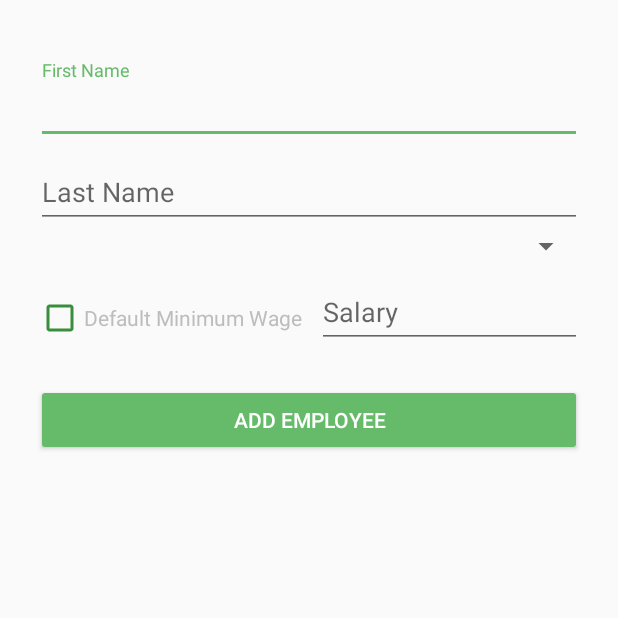
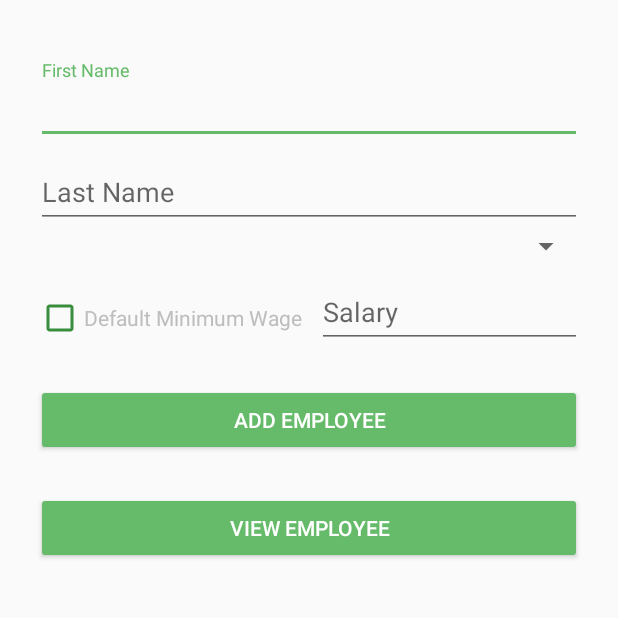
Before and after one commit to mariisy/AllSeasons_, an Android app: the SettingsAddStaff screen opened directly, with no data from a screen before it, on a phone screen of 412 x 824 dp, the part 84-702 px from its top. Run offline under Robolectric (Android 15) with nearby library versions, the phone set to English and light mode, and no system bars; libraries missing offline, so code that uses them is left out: com.weiwangcn.betterspinner; plain views replace MaterialBetterSpinner; 3 statements that could not run were skipped.

Commit message:
git push mari

```diff
--- a/app/src/main/java/com/example/maricalara/allseasons/Activity/SettingsAddStaff.java
+++ b/app/src/main/java/com/example/maricalara/allseasons/Activity/SettingsAddStaff.java
@@ -2,6 +2,7 @@ package com.example.maricalara.allseasons.Activity;
 
 import android.app.Activity;
 import android.content.Intent;
+import android.database.Cursor;
 import android.support.design.widget.TextInputLayout;
 import android.support.v7.app.AppCompatActivity;
 import android.os.Bundle;
@@ -17,6 +18,10 @@ import android.widget.CheckBox;
 import android.widget.EditText;
 import android.widget.Toast;
 
+import com.example.maricalara.allseasons.Controller.TransactionDAO;
+import com.example.maricalara.allseasons.Controller.TransactionDAOImpl;
+import com.example.maricalara.allseasons.Fragment.Settings;
+import com.example.maricalara.allseasons.Model.DBHelper;
 import com.example.maricalara.allseasons.R;
 import com.weiwangcn.betterspinner.library.material.MaterialBetterSpinner;
 
@@ -27,15 +32,15 @@ public class SettingsAddStaff extends AppCompatActivity {
 
     private EditText txtFname, txtLname, txtSalary;
     private TextInputLayout inputLayoutFname, inputLayoutLname, inputLayoutSalary;
-    private Button btnAddEmployee;
+    private Button btnAddEmployee,btnViewEmployee;
     private CheckBox chckSalary;
-
+    private DBHelper dbHelper = new DBHelper(SettingsAddStaff.this);
 
     //for getting values
     private String employeeName;
     private int salary;
-    private final int defaultSalary = 4395;
-
+    private final int defaultSalary = 13000;
+    private TransactionDAO transactionDAO = new TransactionDAOImpl();
     //Sample for List for Spinner
     String[] SPINNERLIST = {"Farmer", "Staff", "Supervisor"};
 
@@ -51,19 +56,38 @@ public class SettingsAddStaff extends AppCompatActivity {
         txtLname  = (EditText) findViewById(R.id.txtLname);
         txtSalary  = (EditText) findViewById(R.id.txtSalary);
         chckSalary = (CheckBox) findViewById(R.id.defaultSalary);
+        btnViewEmployee = (Button)findViewById(R.id.btnViewEmployee);
 
         employeeName = txtFname.getText().toString() + " " + txtLname.getText().toString();
-        /*if (chckSalary.isChecked()){
+        if (chckSalary.isChecked()){
             salary = defaultSalary;
         }else{
             salary = Integer.parseInt(txtSalary.getText().toString());
-        }*/
+        }
 
+        btnViewEmployee.setOnClickListener(new View.OnClickListener() {
+            @Override
+            public void onClick(View v) {
+                Cursor result = transactionDAO.getAllEmployee(dbHelper);
+                StringBuffer buffer = new StringBuffer();
+                while (result.moveToNext()) {
+                    buffer.append("ID: " + result.getString(0) + "\n");
+                    buffer.append("Full ID: " + result.getString(1) + "\n");
+                    buffer.append("NAME: " + result.getString(2) + "\n");
+                    buffer.append("ACCOUNT TYPE: " + result.getString(3) + "\n");
+                    buffer.append("SALARY: " + result.getString(4) + "\n");
+                }
+                android.app.AlertDialog.Builder builder = new android.app.AlertDialog.Builder(SettingsAddStaff.this);
+                builder.setMessage(buffer.toString());
+                builder.show();
+            }
+        });
         btnAddEmployee = (Button) findViewById(R.id.btnAddEmployee);
         btnAddEmployee.setOnClickListener(new View.OnClickListener() {
             @Override
             public void onClick(View v) {
                 submitEditText();
+             //   transactionDAO.addEmployee(dbHelper);
             }
         });
 
--- a/app/src/main/java/com/example/maricalara/allseasons/Activity/SettingsAddToWarehouse.java
+++ b/app/src/main/java/com/example/maricalara/allseasons/Activity/SettingsAddToWarehouse.java
@@ -146,7 +146,7 @@ public class SettingsAddToWarehouse extends AppCompatActivity {
 
         switch (type) {
             case "Equipment":
-                if (!equipmentDAO.checkExistingWarehouse(dbHelper, itemName)) {
+                if (!equipmentDAO.checkExistingWarehouse(dbHelper,type, itemName)) {
                     Equipment equip = new Equipment(type, itemName, qty, unitPrice, strDate);
                     try {
                         tDAO.addEntry(dbHelper, equip, type);
--- a/app/src/main/java/com/example/maricalara/allseasons/Activity/TransactionAddUsedMaterials.java
+++ b/app/src/main/java/com/example/maricalara/allseasons/Activity/TransactionAddUsedMaterials.java
@@ -76,9 +76,7 @@ public class TransactionAddUsedMaterials extends AppCompatActivity {
         ArrayAdapter<String> arrayAdapter = new ArrayAdapter<String>(this, android.R.layout.simple_dropdown_item_1line, spinnerListType);
         spinnerItem.setAdapter(arrayAdapter);
 
-        arrList = tDAO.retrieveListSpinner(dbHelper, type);
-        ArrayAdapter<String> arrayAdapter2 = new ArrayAdapter<String>(this, android.R.layout.simple_dropdown_item_1line, arrList);
-        spinnerItemName.setAdapter(arrayAdapter2);
+
 
         btnAddTransaction = (Button) findViewById(R.id.btnAdd);
         btnAddTransaction.setOnClickListener(new View.OnClickListener() {
--- a/app/src/main/java/com/example/maricalara/allseasons/Controller/EquipmentDAO.java
+++ b/app/src/main/java/com/example/maricalara/allseasons/Controller/EquipmentDAO.java
@@ -15,8 +15,8 @@ public interface EquipmentDAO {
      ArrayList<Equipment> retrieveEquipmentList (DBHelper dbHelper);
      Equipment retrieveOne (DBHelper dbHelper, String type, String name);
      boolean checkExisting (DBHelper dbHelper,String name);
-
-     boolean checkExistingWarehouse (DBHelper dbHelper,String name);
+     ArrayList<String> retrieveListSpinner(DBHelper dbHelper, String type);
+     boolean checkExistingWarehouse (DBHelper dbHelper,String type,String name);
      void updateTransaction(DBHelper dbHelper,String Date, String type, String name, int quantity);
      void deleteEntry (DBHelper dbHelper, String name);
 
--- a/app/src/main/java/com/example/maricalara/allseasons/Controller/IndirectMaterialsDAO.java
+++ b/app/src/main/java/com/example/maricalara/allseasons/Controller/IndirectMaterialsDAO.java
@@ -7,7 +7,7 @@ import com.example.maricalara.allseasons.Model.DBHelper;
 import java.util.ArrayList;
 
 public interface IndirectMaterialsDAO {
-
+     ArrayList<String> retrieveListSpinner(DBHelper dbHelper, String type);
 
      void addTransaction(DBHelper dbHelper, Object object, String type);
      ArrayList<Object> retrieveList (DBHelper dbHelper, String type);
--- a/app/src/main/java/com/example/maricalara/allseasons/Controller/RawMaterialsDAO.java
+++ b/app/src/main/java/com/example/maricalara/allseasons/Controller/RawMaterialsDAO.java
@@ -10,7 +10,7 @@ import java.util.ArrayList;
 public interface RawMaterialsDAO {
 
 
-
+     ArrayList<String> retrieveListSpinner(DBHelper dbHelper, String type);
      void addTransaction(DBHelper dbHelper, Object object, String type);
      ArrayList<Object> retrieveList (DBHelper dbHelper, String type);
      Object retreiveOne(DBHelper dbHelper, String type, String name);
--- a/app/src/main/java/com/example/maricalara/allseasons/Controller/TransactionDAO.java
+++ b/app/src/main/java/com/example/maricalara/allseasons/Controller/TransactionDAO.java
@@ -11,20 +11,15 @@ import java.util.List;
 
 public interface TransactionDAO {
     Cursor getAllData(DBHelper dbHelper);
-
+    public void addEmployee(DBHelper dbHelper, Object object);
+    public Cursor getAllEmployee(DBHelper dbHelper);
     ArrayList<WarehouseMaterial> getAllDataWarehouse(DBHelper dbHelper);
 
     void addEntry(DBHelper dbHelper, Object object, String type);
 
-    void addTransactionBought(DBHelper dbHelper, Object object, String type);
-
-    void addTranasctionSold(DBHelper dbHelper, Object object, String type);
-
     HashMap<String, List<String>> retrieveBoughtList(DBHelper dbHelper);
 
     HashMap<String, List<String>> retrieveSoldList(DBHelper dbHelper);
-
-    ArrayList<String> retrieveListSpinner(DBHelper dbHelper, String type);
 
     boolean checkExistingWarehouse(DBHelper dbHelper, String type, String name);
 
--- a/app/src/main/java/com/example/maricalara/allseasons/Model/DBHelper.java
+++ b/app/src/main/java/com/example/maricalara/allseasons/Model/DBHelper.java
@@ -20,6 +20,7 @@ public class DBHelper extends SQLiteOpenHelper {
     public String dbTableRawMaterials = "RAW_MATERIALS";
     public String dbTableIndirectMaterials = "INDIRECT_MATERIALS";
     public String dbTableEquipment = "EQUIPMENT";
+
     public String dbTableWarehouseEquip = "WAREHOUSE_EQUIPMENT";
     public String dbTableWPI = "WPI";
     public String dbTableFGI = "FGI";
@@ -52,6 +53,7 @@ public class DBHelper extends SQLiteOpenHelper {
     public String dbColumnCustomerID = "CUSTOMER_ID";
 
     public String dbColumnEmployeeID = "EMPLOYEE_ID";
+    public String dbColumnEmployeeFullID = "EMPLOYEE_FULL_ID";
     public String dbColumnAccountType = "ACCOUNT_TYPE";
     public String dbColumnSalary = "SALARY";
     public String dbColumnTransactionID = "TRANSACTIONID";
@@ -135,10 +137,11 @@ public class DBHelper extends SQLiteOpenHelper {
             dbColumnAddress + " TEXT )";
 
     private String dbBuildQuery10 = "CREATE TABLE " + dbTableEmployee + " ( " +
-            dbColumnEmployeeID + " TEXT PRIMARY KEY, " +
+            dbColumnEmployeeID + " INTEGER PRIMARY KEY AUTOINCREMENT, " +
+            dbColumnEmployeeFullID + " TEXT , " +
             dBColumnName + " TEXT, " +
             dbColumnAccountType + " TEXT, " +
-            dbColumnSalary + " TEXT )";
+            dbColumnSalary + " REAL )";
 
     private String dbBuildQuery11 = "CREATE TABLE " + dbTableTransation + " ( " +
             dbColumnTransactionID + " TEXT PRIMARY KEY, " +
@@ -226,6 +229,7 @@ public class DBHelper extends SQLiteOpenHelper {
         db.execSQL(dbBuildQuery3);
         db.execSQL(dbBuildQuery15);
         db.execSQL(dbBuildQuery8);
+        db.execSQL(dbBuildQuery10);
     }
 
     @Override
--- a/app/src/main/res/layout/activity_settings_add_staff.xml
+++ b/app/src/main/res/layout/activity_settings_add_staff.xml
@@ -94,6 +94,13 @@
             android:text="Add Employee"
             style="@style/Widget.AppCompat.Button.Colored"/>
 
+        <android.support.v7.widget.AppCompatButton
+            android:id="@+id/btnViewEmployee"
+            android:layout_width="fill_parent"
+            android:layout_height="wrap_content"
+            android:padding="12dp"
+            android:text="View Employee"
+            style="@style/Widget.AppCompat.Button.Colored"/>
 
     </LinearLayout>
 
```
Also changed, not shown: app/src/main/java/com/example/maricalara/allseasons/Activity/TransactionsAddBought.java (+6 -9 lines), app/src/main/java/com/example/maricalara/allseasons/Controller/EquipmentDAOImpl.java (+14 -2 lines), app/src/main/java/com/example/maricalara/allseasons/Controller/IndirectMaterialsDAOImpl.java (+14 -0 lines), app/src/main/java/com/example/maricalara/allseasons/Controller/RawMaterialsDAOImpl.java (+14 -0 lines), app/src/main/java/com/example/maricalara/allseasons/Controller/TransactionDAOImpl.java (+23 -22 lines), app/src/main/java/com/example/maricalara/allseasons/Model/Employees.java (+11 -1 lines).
